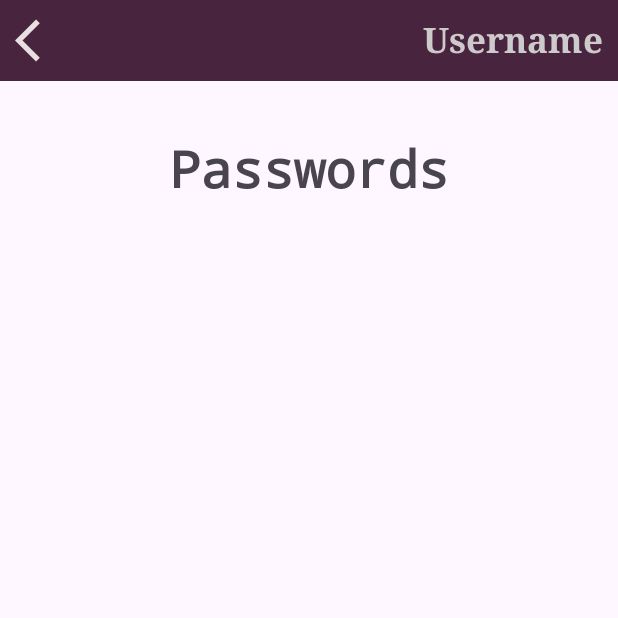
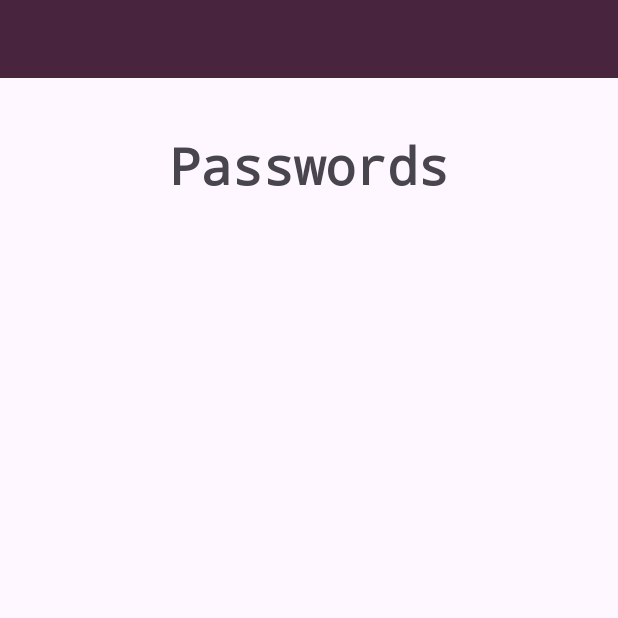
Before and after one commit to minaalkhurram/androidApp3, an Android app: the userPasswords screen opened directly, with no data from a screen before it, on a phone screen of 412 x 824 dp, the top half of it. Run offline under Robolectric (Android 15) with nearby library versions, the phone set to English and light mode, and no system bars; Roboto replaces fonts that are not available here; 4 statements that could not run were skipped.

Commit message:
commit 7

```diff
--- a/app/src/main/java/com/example/assignment3/signUpPage2.java
+++ b/app/src/main/java/com/example/assignment3/signUpPage2.java
@@ -16,7 +16,7 @@ import androidx.core.view.WindowInsetsCompat;
 
 public class signUpPage2 extends AppCompatActivity {
 
-    EditText nameTxt,userTxt,passTxt,confirmpassTxt;
+    EditText nameTxt,userTxt,passTxt;
     Button confirmBtn;
     Context con;
     @Override
@@ -73,7 +73,7 @@ public class signUpPage2 extends AppCompatActivity {
         nameTxt=findViewById(R.id.nameTxt);
         userTxt=findViewById(R.id.userNameTxt);
         passTxt=findViewById(R.id.passTxt);
-        confirmpassTxt=findViewById(R.id.confirmPassTxt);
+
         confirmBtn=findViewById(R.id.confirmbtn);
 
     }
--- a/app/src/main/java/com/example/assignment3/userPasswords.java
+++ b/app/src/main/java/com/example/assignment3/userPasswords.java
@@ -70,4 +70,6 @@ public class userPasswords extends AppCompatActivity {
         super.onActivityResult(requestCode, resultCode, data);
         adapter.onActivityResult(requestCode, resultCode, data);
     }
+
+
 }
--- a/app/src/main/res/layout/activity_user_passwords.xml
+++ b/app/src/main/res/layout/activity_user_passwords.xml
@@ -14,15 +14,7 @@
         android:background="@color/darkPurple"
         android:orientation="horizontal">
 
-        <ImageButton
-            android:id="@+id/arrow"
-            android:layout_width="wrap_content"
-            android:layout_height="wrap_content"
-            android:layout_margin="10dp"
-            android:background="@color/darkPurple"
-            android:src="@drawable/arrow">
 
-        </ImageButton>
 
         <TextView
             android:id="@+id/userDisplay"
@@ -30,7 +22,7 @@
             android:layout_height="wrap_content"
             android:layout_margin="10dp"
             android:fontFamily="serif"
-            android:text="Username"
+
             android:textAlignment="textEnd"
             android:textColor="@color/lightText"
 
```
Also changed, not shown: app/src/main/java/com/example/assignment3/usersDB.java (+11 -0 lines).
